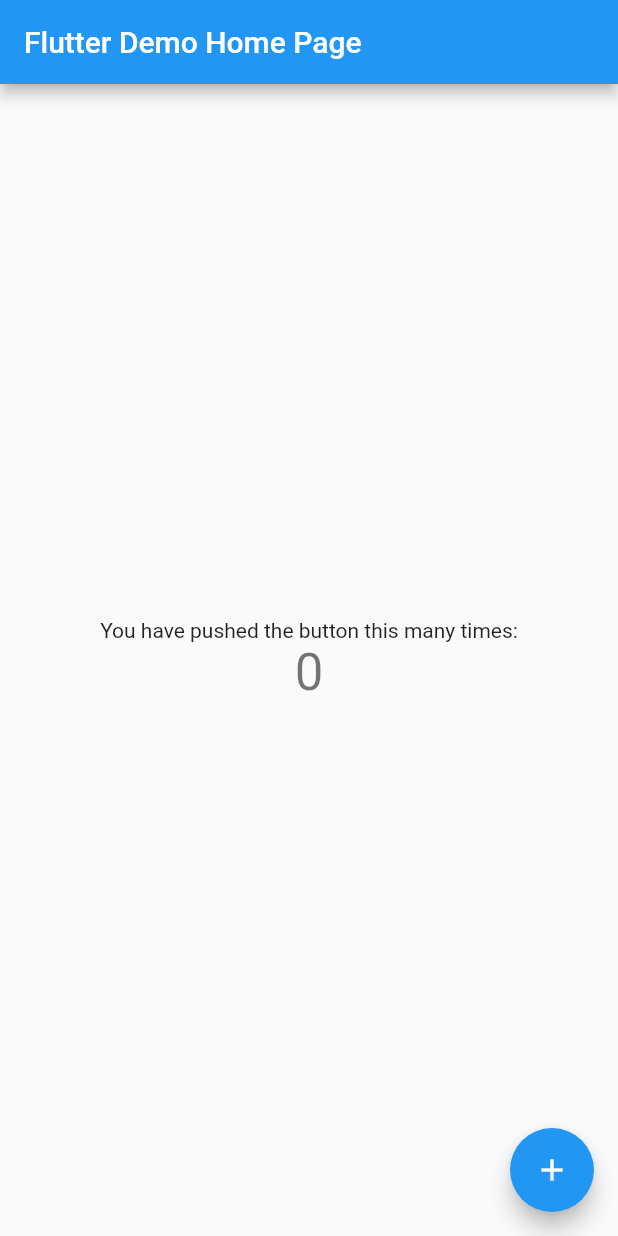
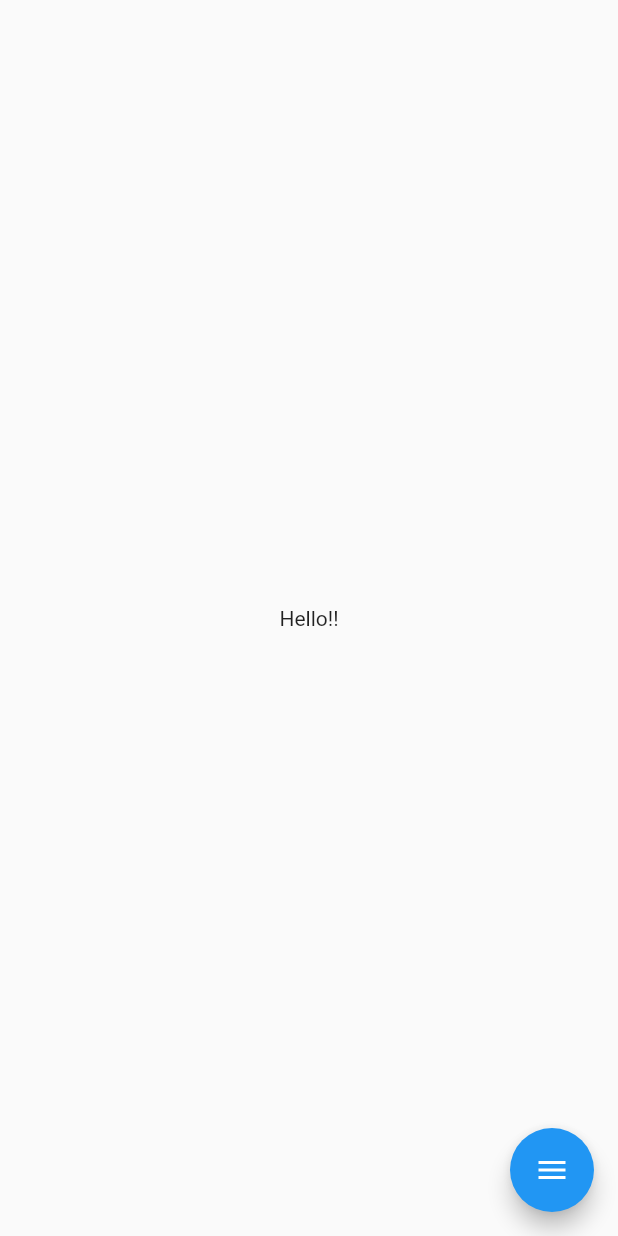
Before and after one commit to TusharSSurve/Flutter-Useful-Widgets-And-Plugins, a Flutter app: the screen it shows after launch, on a phone screen of 412 x 824 dp. Run offline on Flutter 3.47's test engine with Material 2 defaults, Android fonts, the phone set to English and light mode, and no system bars; drawn by our look-alikes of flutter_speed_dial.

Commit message:
Update Multiple Floating Action Buttons

```diff
--- a/multiple_floating_action_buttons/lib/main.dart
+++ b/multiple_floating_action_buttons/lib/main.dart
@@ -1,113 +1,44 @@
 import 'package:flutter/material.dart';
+import 'package:flutter_speed_dial/flutter_speed_dial.dart';
 
 void main() {
   runApp(MyApp());
 }
 
 class MyApp extends StatelessWidget {
-  // This widget is the root of your application.
   @override
   Widget build(BuildContext context) {
     return MaterialApp(
       title: 'Flutter Demo',
-      theme: ThemeData(
-        // This is the theme of your application.
-        //
-        // Try running your application with "flutter run". You'll see the
-        // application has a blue toolbar. Then, without quitting the app, try
-        // changing the primarySwatch below to Colors.green and then invoke
-        // "hot reload" (press "r" in the console where you ran "flutter run",
-        // or simply save your changes to "hot reload" in a Flutter IDE).
-        // Notice that the counter didn't reset back to zero; the application
-        // is not restarted.
-        primarySwatch: Colors.blue,
-      ),
-      home: MyHomePage(title: 'Flutter Demo Home Page'),
+      home: MyHomePage(),
+      debugShowCheckedModeBanner: false,
     );
   }
 }
 
-class MyHomePage extends StatefulWidget {
-  MyHomePage({Key key, this.title}) : super(key: key);
-
-  // This widget is the home page of your application. It is stateful, meaning
-  // that it has a State object (defined below) that contains fields that affect
-  // how it looks.
-
-  // This class is the configuration for the state. It holds the values (in this
-  // case the title) provided by the parent (in this case the App widget) and
-  // used by the build method of the State. Fields in a Widget subclass are
-  // always marked "final".
-
-  final String title;
-
-  @override
-  _MyHomePageState createState() => _MyHomePageState();
-}
-
-class _MyHomePageState extends State<MyHomePage> {
-  int _counter = 0;
-
-  void _incrementCounter() {
-    setState(() {
-      // This call to setState tells the Flutter framework that something has
-      // changed in this State, which causes it to rerun the build method below
-      // so that the display can reflect the updated values. If we changed
-      // _counter without calling setState(), then the build method would not be
-      // called again, and so nothing would appear to happen.
-      _counter++;
-    });
-  }
-
+class MyHomePage extends StatelessWidget {
   @override
   Widget build(BuildContext context) {
-    // This method is rerun every time setState is called, for instance as done
-    // by the _incrementCounter method above.
-    //
-    // The Flutter framework has been optimized to make rerunning build methods
-    // fast, so that you can just rebuild anything that needs updating rather
-    // than having to individually change instances of widgets.
     return Scaffold(
-      appBar: AppBar(
-        // Here we take the value from the MyHomePage object that was created by
-        // the App.build method, and use it to set our appbar title.
-        title: Text(widget.title),
+      body: Center(
+        child: Text('Hello!!'),
       ),
-      body: Center(
-        // Center is a layout widget. It takes a single child and positions it
-        // in the middle of the parent.
-        child: Column(
-          // Column is also a layout widget. It takes a list of children and
-          // arranges them vertically. By default, it sizes itself to fit its
-          // children horizontally, and tries to be as tall as its parent.
-          //
-          // Invoke "debug painting" (press "p" in the console, choose the
-          // "Toggle Debug Paint" action from the Flutter Inspector in Android
-          // Studio, or the "Toggle Debug Paint" command in Visual Studio Code)
-          // to see the wireframe for each widget.
-          //
-          // Column has various properties to control how it sizes itself and
-          // how it positions its children. Here we use mainAxisAlignment to
-          // center the children vertically; the main axis here is the vertical
-          // axis because Columns are vertical (the cross axis would be
-          // horizontal).
-          mainAxisAlignment: MainAxisAlignment.center,
-          children: <Widget>[
-            Text(
-              'You have pushed the button this many times:',
-            ),
-            Text(
-              '$_counter',
-              style: Theme.of(context).textTheme.headline4,
-            ),
-          ],
-        ),
+      floatingActionButton: SpeedDial(
+        animatedIcon: AnimatedIcons.menu_close,
+        overlayColor: Colors.black,
+        overlayOpacity: 0.5,
+        activeBackgroundColor: Colors.red.shade400,
+        children: [
+          SpeedDialChild(
+              child: Icon(Icons.add_a_photo_rounded),
+              label: 'Capture an image',
+              onTap: () => print('Capture image')),
+          SpeedDialChild(
+              child: Icon(Icons.add_location_rounded),
+              label: 'Get location',
+              onTap: () => print('Get location')),
+        ],
       ),
-      floatingActionButton: FloatingActionButton(
-        onPressed: _incrementCounter,
-        tooltip: 'Increment',
-        child: Icon(Icons.add),
-      ), // This trailing comma makes auto-formatting nicer for build methods.
     );
   }
 }
--- a/multiple_floating_action_buttons/pubspec.yaml
+++ b/multiple_floating_action_buttons/pubspec.yaml
@@ -23,7 +23,7 @@
 dependencies:
   flutter:
     sdk: flutter
-
+  flutter_speed_dial: ^3.0.5
 
   # The following adds the Cupertino Icons font to your application.
   # Use with the CupertinoIcons class for iOS style icons.
```
Also changed, not shown: multiple_floating_action_buttons/pubspec.lock.
